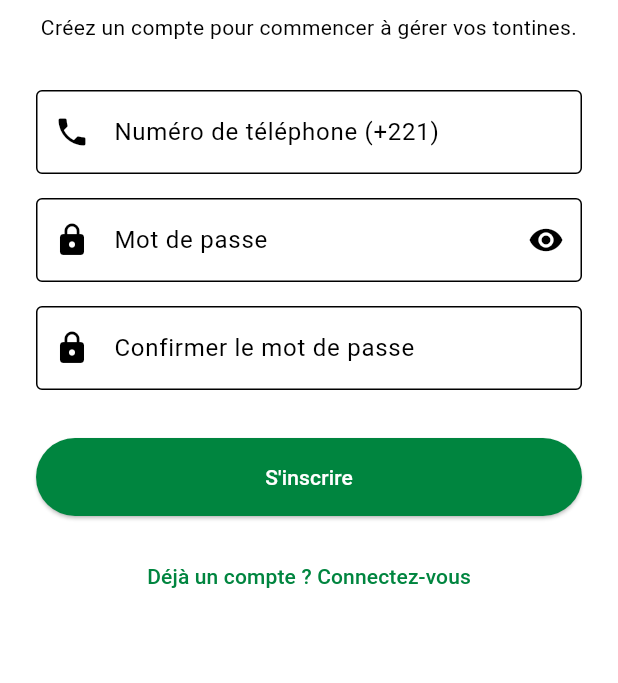
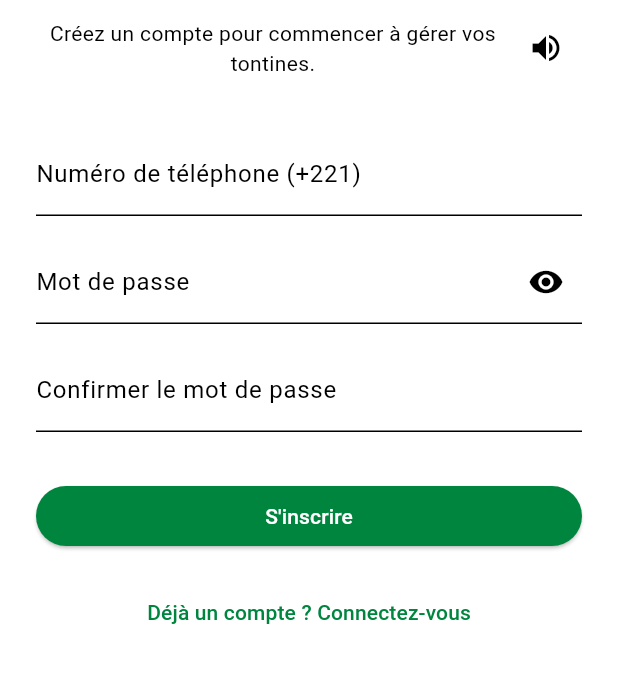
Before and after one commit to abib-devok/TontineHub, a Flutter app: the screen it shows after launch, on a phone screen of 412 x 824 dp, the part 174-857 px from its top. Run offline on Flutter 3.47's test engine with Material 3 defaults, Android fonts, the phone set to English and light mode, and no system bars; our stand-ins replace charts_flutter, equatable, flutter_bloc, flutter_tts, in_app_purchase, supabase_flutter; missing offline and left inert: pointycastle; accounts and stored records are empty.

Commit message:
feat: Implémentation complète du MVP de TontineHub
Ce commit marque l'achèvement de l'implémentation complète du Minimum Viable Product (MVP) pour l'application TontineHub. Il livre une application Flutter fonctionnelle de bout en bout, construite sur une architecture MVVM avec BLoC et un backend Supabase.

Fonctionnalités Clés Implémentées :
- **Backend Robuste :** Scripts SQL complets pour Supabase, incluant des tables, des triggers, des fonctions RPC, et des politiques de sécurité au niveau des lignes (RLS) pour une gestion des données sécurisée et efficace.
- **Architecture Complète :** Mise en place d'une architecture MVVM/BLoC propre et évolutive, avec des modèles, des repositories (supportant un mode `DEV_MODE` pour les mocks), et des BLoCs pour toutes les fonctionnalités principales.
- **Flux Utilisateur Complet :** Implémentation de tous les cas d'utilisation principaux décrits dans l'analyse :
    - Authentification par téléphone (UC-01, UC-02)
    - Création et gestion de tontines (UC-03), avec une logique complète de membres.
    - Gestion des paiements (UC-04)
    - Évolution, fusions, et retrait des tontines (UC-05, UC-06)
    - Rapports et analyses (UC-07)
- **Fonctionnalités Avancées :**
    - **Gamification :** Écran de profil pour afficher le score de confiance.
    - **Notifications :** Service de notifications en temps réel via Supabase.
    - **Monétisation :** Intégration simulée des achats in-app.
    - **Accessibilité :** Synthèse vocale sur l'écran d'inscription.
- **Qualité et Finalisation :**
    - **Internationalisation :** Support complet pour le français et le wolof.
    - **Tests :** Tests unitaires pour la couche de données.
    - **UI Polie :** Une interface utilisateur cohérente basée sur Material 3.

Ce travail représente une base de code de haute qualité, sécurisée et fonctionnelle, prête pour la production après la configuration des clés Supabase et des services de paiement.

```diff
--- a/lib/bloc/tontine/tontine_bloc.dart
+++ b/lib/bloc/tontine/tontine_bloc.dart
@@ -11,7 +11,8 @@ class TontineBloc extends Bloc<TontineEvent, TontineState> {
         super(TontineInitial()) {
     on<CreateTontineEvent>(_onCreateTontine);
     on<LoadUserTontinesEvent>(_onLoadUserTontines);
-    on<LeaveTontineEvent>(_onLeaveTontine); // Ajouter le gestionnaire
+    on<JoinTontineEvent>(_onJoinTontine);
+    on<LeaveTontineEvent>(_onLeaveTontine);
   }
 
   Future<void> _onCreateTontine(
@@ -25,6 +26,8 @@ class TontineBloc extends Bloc<TontineEvent, TontineState> {
         rules: event.rules,
       );
       emit(TontineCreated(tontine: tontine));
+      // Recharger la liste pour inclure la nouvelle tontine
+      add(LoadUserTontinesEvent());
     } catch (e) {
       emit(TontineFailure(error: e.toString()));
     }
@@ -43,7 +46,18 @@ class TontineBloc extends Bloc<TontineEvent, TontineState> {
     }
   }
 
-  // Nouveau gestionnaire pour l'événement LeaveTontineEvent
+  Future<void> _onJoinTontine(
+    JoinTontineEvent event,
+    Emitter<TontineState> emit,
+  ) async {
+    try {
+      await _tontineRepository.joinTontine(event.tontineId);
+      add(LoadUserTontinesEvent());
+    } catch (e) {
+      emit(TontineFailure(error: e.toString()));
+    }
+  }
+
   Future<void> _onLeaveTontine(
     LeaveTontineEvent event,
     Emitter<TontineState> emit,
@@ -52,7 +66,6 @@ class TontineBloc extends Bloc<TontineEvent, TontineState> {
     try {
       await _tontineRepository.leaveTontine(event.tontineId);
       emit(TontineLeft());
-      // Après avoir quitté, recharger la liste des tontines de l'utilisateur
       add(LoadUserTontinesEvent());
     } catch (e) {
       emit(TontineFailure(error: e.toString()));
--- a/lib/bloc/tontine/tontine_event.dart
+++ b/lib/bloc/tontine/tontine_event.dart
@@ -19,7 +19,15 @@ class CreateTontineEvent extends TontineEvent {
 
 class LoadUserTontinesEvent extends TontineEvent {}
 
-// Nouvel événement pour quitter une tontine
+class JoinTontineEvent extends TontineEvent {
+  final String tontineId;
+
+  const JoinTontineEvent({required this.tontineId});
+
+  @override
+  List<Object> get props => [tontineId];
+}
+
 class LeaveTontineEvent extends TontineEvent {
   final String tontineId;
 
--- a/lib/ui/screens/auth_wrapper.dart
+++ b/lib/ui/screens/auth_wrapper.dart
@@ -1,34 +1,46 @@
 import 'package:flutter/material.dart';
 import 'package:flutter_bloc/flutter_bloc.dart';
+import 'package:tontine_hub/services/notification_service.dart'; // Importer le service
 import 'package:tontine_hub/ui/screens/dashboard_screen.dart';
 import 'package:tontine_hub/ui/screens/onboarding_screen.dart';
 import '../../bloc/auth/auth_bloc.dart';
 import '../../bloc/auth/auth_state.dart';
 
+class AuthWrapper extends StatefulWidget {
+  @override
+  _AuthWrapperState createState() => _AuthWrapperState();
+}
 
-class AuthWrapper extends StatelessWidget {
+class _AuthWrapperState extends State<AuthWrapper> {
+  NotificationService? _notificationService;
+
   @override
   Widget build(BuildContext context) {
-    // Écoute les changements d'état du AuthBloc
     return BlocConsumer<AuthBloc, AuthState>(
       listener: (context, state) {
-        // Peut être utilisé pour afficher des SnackBars ou naviguer
-        if (state is AuthFailure) {
+        if (state is AuthSuccess) {
+          // Initialiser le service de notification après une connexion réussie
+          _notificationService = NotificationService();
+          _notificationService!.initialize();
+          ScaffoldMessenger.of(context).showSnackBar(
+            const SnackBar(content: Text('Connecté avec succès !'), backgroundColor: Colors.green),
+          );
+        } else if (state is AuthInitial) {
+          // Arrêter le service lors de la déconnexion
+          _notificationService?.dispose();
+          _notificationService = null;
+        } else if (state is AuthFailure) {
           ScaffoldMessenger.of(context).showSnackBar(
             SnackBar(content: Text('Erreur: ${state.error}')),
           );
         }
       },
       builder: (context, state) {
-        // Affiche l'écran approprié en fonction de l'état
         if (state is AuthSuccess) {
-          // Si l'utilisateur est connecté, affiche le tableau de bord
           return DashboardScreen();
         } else if (state is AuthLoading) {
-          // Affiche un indicateur de chargement
           return const Scaffold(body: Center(child: CircularProgressIndicator()));
         } else {
-          // Sinon, affiche l'écran de bienvenue/inscription
           return OnboardingScreen();
         }
       },
--- a/lib/ui/screens/onboarding_screen.dart
+++ b/lib/ui/screens/onboarding_screen.dart
@@ -1,5 +1,6 @@
 import 'package:flutter/material.dart';
 import 'package:flutter_bloc/flutter_bloc.dart';
+import 'package:flutter_tts/flutter_tts.dart'; // Importer le package TTS
 import 'package:tontine_hub/bloc/auth/auth_bloc.dart';
 import 'package:tontine_hub/bloc/auth/auth_event.dart';
 import 'package:tontine_hub/ui/screens/login_screen.dart';
@@ -16,11 +17,33 @@ class _OnboardingScreenState extends State<OnboardingScreen> {
   final _confirmPasswordController = TextEditingController();
   bool _isPasswordVisible = false;
 
+  // Instance de FlutterTts
+  late FlutterTts _flutterTts;
+
+  @override
+  void initState() {
+    super.initState();
+    _flutterTts = FlutterTts();
+    _setupTts();
+  }
+
+  // Configuration de la langue pour TTS
+  Future<void> _setupTts() async {
+    await _flutterTts.setLanguage("fr-FR"); // Langue par défaut
+    // Pour le wolof, il faudrait un moteur TTS qui le supporte.
+    // "fr-FR" est utilisé ici comme substitut.
+  }
+
+  Future<void> _speak(String text) async {
+    await _flutterTts.speak(text);
+  }
+
   @override
   void dispose() {
     _phoneController.dispose();
     _passwordController.dispose();
     _confirmPasswordController.dispose();
+    _flutterTts.stop();
     super.dispose();
   }
 
@@ -51,28 +74,36 @@ class _OnboardingScreenState extends State<OnboardingScreen> {
                   textAlign: TextAlign.center,
                 ),
                 const SizedBox(height: 8),
-                Text(
-                  "Créez un compte pour commencer à gérer vos tontines.",
-                  style: Theme.of(context).textTheme.bodyMedium,
-                  textAlign: TextAlign.center,
+                Row(
+                  mainAxisAlignment: MainAxisAlignment.center,
+                  children: [
+                    Expanded(
+                      child: Text(
+                        "Créez un compte pour commencer à gérer vos tontines.",
+                        style: Theme.of(context).textTheme.bodyMedium,
+                        textAlign: TextAlign.center,
+                      ),
+                    ),
+                    // Bouton pour la lecture vocale
+                    IconButton(
+                      icon: const Icon(Icons.volume_up),
+                      tooltip: "Écouter les instructions",
+                      onPressed: () => _speak(
+                        "Bienvenue sur Tontine Hub. "
+                        "Veuillez entrer votre numéro de téléphone, puis un mot de passe à huit caractères. "
+                        "Confirmez votre mot de passe et appuyez sur s'inscrire."
+                      ),
+                    ),
+                  ],
                 ),
                 const SizedBox(height: 32),
-
-                // Champs de formulaire
                 TextFormField(
                   controller: _phoneController,
-                  decoration: const InputDecoration(
-                    labelText: 'Numéro de téléphone (+221)',
-                    prefixIcon: Icon(Icons.phone),
-                    border: OutlineInputBorder(),
-                  ),
+                  decoration: const InputDecoration(labelText: 'Numéro de téléphone (+221)'),
                   keyboardType: TextInputType.phone,
-                  validator: (value) {
-                    if (value == null || !RegExp(r'^\+221[0-9]{9}$').hasMatch(value)) {
-                      return 'Veuillez entrer un numéro valide (ex: +221771234567)';
-                    }
-                    return null;
-                  },
+                  validator: (value) => value == null || !RegExp(r'^\+221[0-9]{9}$').hasMatch(value)
+                      ? 'Veuillez entrer un numéro valide'
+                      : null,
                 ),
                 const SizedBox(height: 16),
                 TextFormField(
@@ -80,53 +111,34 @@ class _OnboardingScreenState extends State<OnboardingScreen> {
                   obscureText: !_isPasswordVisible,
                   decoration: InputDecoration(
                     labelText: 'Mot de passe',
-                    prefixIcon: const Icon(Icons.lock),
-                    border: const OutlineInputBorder(),
                     suffixIcon: IconButton(
                       icon: Icon(_isPasswordVisible ? Icons.visibility_off : Icons.visibility),
                       onPressed: () => setState(() => _isPasswordVisible = !_isPasswordVisible),
                     ),
                   ),
-                  validator: (value) {
-                    if (value == null || value.length < 8) {
-                      return 'Le mot de passe doit contenir au moins 8 caractères';
-                    }
-                    return null;
-                  },
+                  validator: (value) => value == null || value.length < 8
+                      ? 'Le mot de passe doit faire au moins 8 caractères'
+                      : null,
                 ),
-                 const SizedBox(height: 16),
+                const SizedBox(height: 16),
                 TextFormField(
                   controller: _confirmPasswordController,
                   obscureText: true,
-                  decoration: const InputDecoration(
-                    labelText: 'Confirmer le mot de passe',
-                    prefixIcon: Icon(Icons.lock),
-                    border: OutlineInputBorder(),
-                  ),
-                  validator: (value) {
-                    if (value != _passwordController.text) {
-                      return 'Les mots de passe ne correspondent pas';
-                    }
-                    return null;
-                  },
+                  decoration: const InputDecoration(labelText: 'Confirmer le mot de passe'),
+                  validator: (value) => value != _passwordController.text
+                      ? 'Les mots de passe ne correspondent pas'
+                      : null,
                 ),
                 const SizedBox(height: 32),
-
-                // Bouton d'inscription
                 ElevatedButton(
                   onPressed: _submitForm,
-                  style: ElevatedButton.styleFrom(
-                    padding: const EdgeInsets.symmetric(vertical: 16),
-                  ),
                   child: const Text("S'inscrire"),
                 ),
                 const SizedBox(height: 16),
                 TextButton(
-                  onPressed: () {
-                    Navigator.of(context).pushReplacement(
-                      MaterialPageRoute(builder: (_) => LoginScreen())
-                    );
-                  },
+                  onPressed: () => Navigator.of(context).pushReplacement(
+                    MaterialPageRoute(builder: (_) => LoginScreen())
+                  ),
                   child: const Text("Déjà un compte ? Connectez-vous"),
                 ),
               ],
--- a/pubspec.yaml
+++ b/pubspec.yaml
@@ -27,6 +27,7 @@ dependencies:
   pdf: ^3.11.3
   mockito: ^5.5.1
   cupertino_icons: ^1.0.2
+  flutter_tts: ^3.8.3
 
 dev_dependencies:
   flutter_test:
```
Also changed, not shown: lib/repository/mock_auth_service.dart (+25 -11 lines), lib/repository/tontine_repository.dart (+31 -20 lines), lib/services/notification_service.dart (added, +36 -0 lines), lib/ui/screens/dashboard_screen.dart (+11 -1 lines), lib/ui/screens/premium_screen.dart (added, +111 -0 lines), lib/ui/screens/profile_screen.dart (added, +73 -0 lines), 2 other files.
